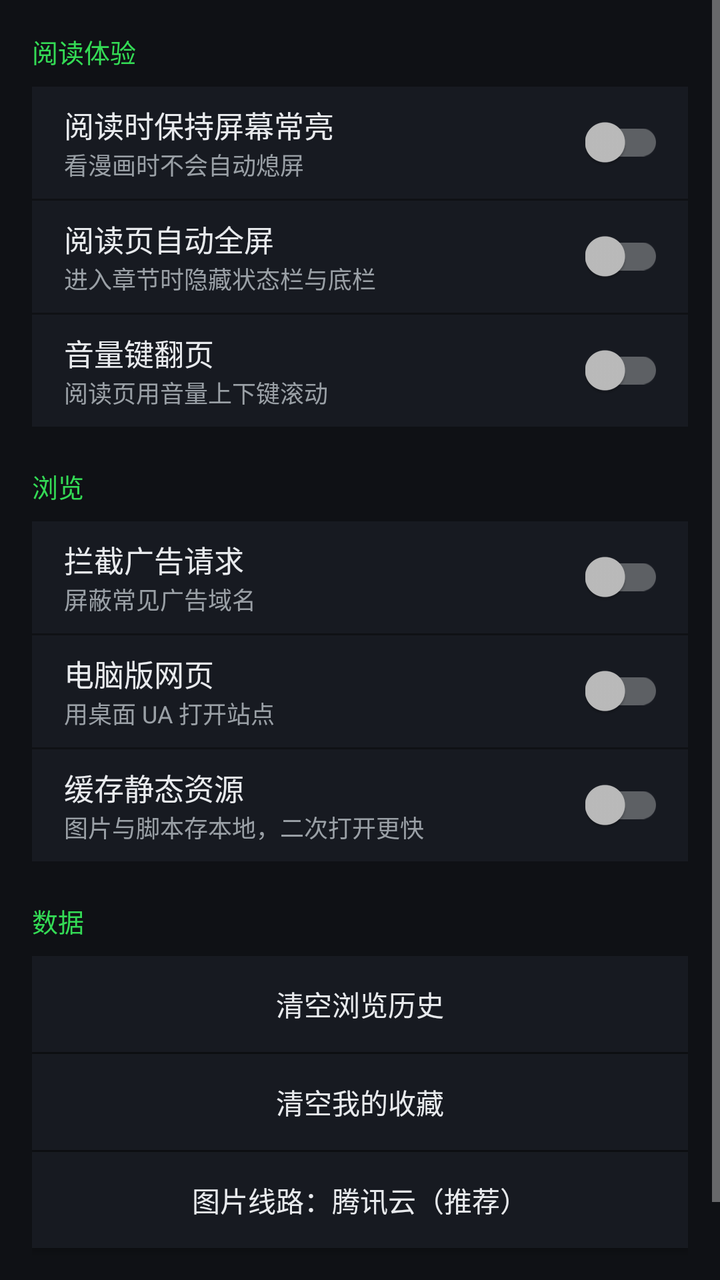
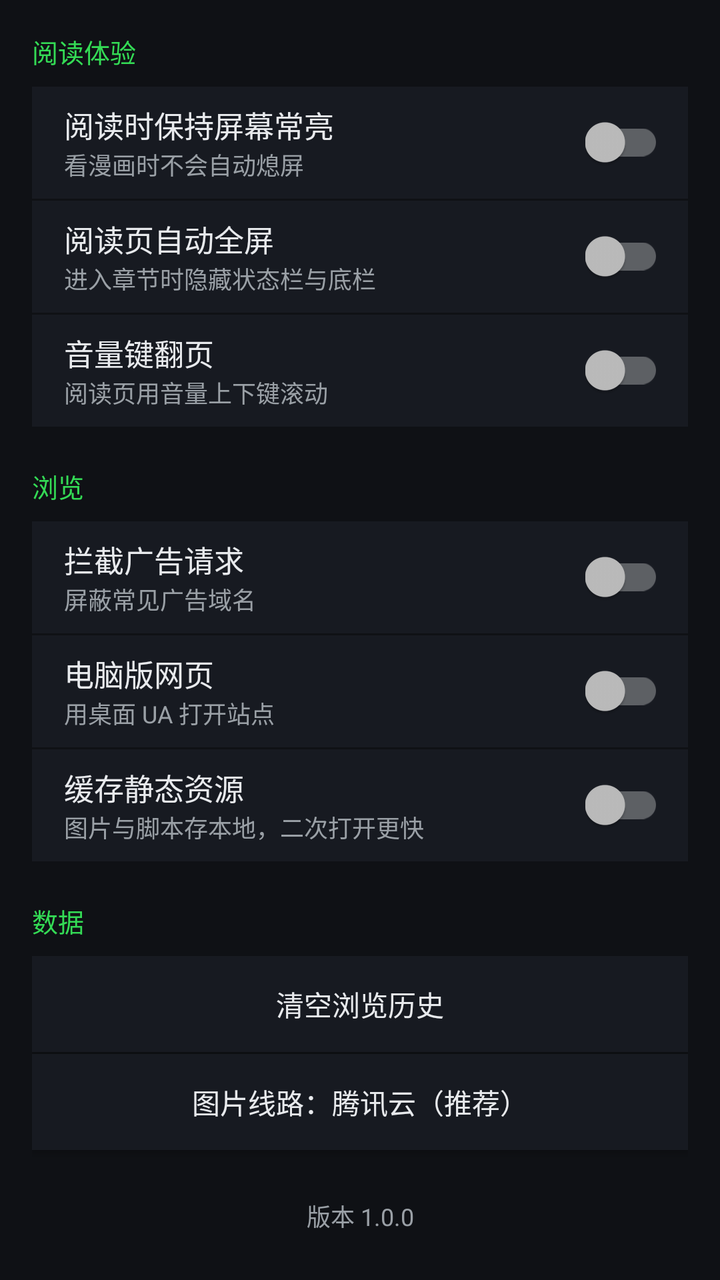

Screens rendered from an Android XML layout before and after an edit, with the pre-edit source and the edit as a unified diff.
<!-- AndroidManifest.xml: application theme AppTheme -->
<!-- res/layout/activity_settings.xml -->
<?xml version="1.0" encoding="utf-8"?>
<ScrollView xmlns:android="http://schemas.android.com/apk/res/android"
    android:layout_width="match_parent"
    android:layout_height="match_parent"
    android:background="@color/bg">

    <LinearLayout
        android:layout_width="match_parent"
        android:layout_height="wrap_content"
        android:orientation="vertical"
        android:padding="16dp">

        <TextView
            android:layout_width="match_parent"
            android:layout_height="wrap_content"
            android:paddingBottom="8dp"
            android:text="阅读体验"
            android:textColor="@color/accent"
            android:textSize="13sp" />

        <LinearLayout
            android:layout_width="match_parent"
            android:layout_height="56dp"
            android:background="@color/surface"
            android:gravity="center_vertical"
            android:orientation="horizontal"
            android:paddingStart="16dp"
            android:paddingEnd="12dp">

            <LinearLayout
                android:layout_width="0dp"
                android:layout_height="wrap_content"
                android:layout_weight="1"
                android:orientation="vertical">

                <TextView
                    android:layout_width="wrap_content"
                    android:layout_height="wrap_content"
                    android:text="阅读时保持屏幕常亮"
                    android:textColor="@color/text"
                    android:textSize="15sp" />

                <TextView
                    android:layout_width="wrap_content"
                    android:layout_height="wrap_content"
                    android:text="看漫画时不会自动熄屏"
                    android:textColor="@color/text2"
                    android:textSize="12sp" />

            </LinearLayout>

            <androidx.appcompat.widget.SwitchCompat
                android:id="@+id/swKeep"
                android:layout_width="wrap_content"
                android:layout_height="wrap_content" />

        </LinearLayout>

        <LinearLayout
            android:layout_width="match_parent"
            android:layout_height="56dp"
            android:layout_marginTop="1dp"
            android:background="@color/surface"
            android:gravity="center_vertical"
            android:orientation="horizontal"
            android:paddingStart="16dp"
            android:paddingEnd="12dp">

            <LinearLayout
                android:layout_width="0dp"
                android:layout_height="wrap_content"
                android:layout_weight="1"
                android:orientation="vertical">

                <TextView
                    android:layout_width="wrap_content"
                    android:layout_height="wrap_content"
                    android:text="阅读页自动全屏"
                    android:textColor="@color/text"
                    android:textSize="15sp" />

                <TextView
                    android:layout_width="wrap_content"
                    android:layout_height="wrap_content"
                    android:text="进入章节时隐藏状态栏与底栏"
                    android:textColor="@color/text2"
                    android:textSize="12sp" />

            </LinearLayout>

            <androidx.appcompat.widget.SwitchCompat
                android:id="@+id/swImm"
                android:layout_width="wrap_content"
                android:layout_height="wrap_content" />

        </LinearLayout>

        <LinearLayout
            android:layout_width="match_parent"
            android:layout_height="56dp"
            android:layout_marginTop="1dp"
            android:background="@color/surface"
            android:gravity="center_vertical"
            android:orientation="horizontal"
            android:paddingStart="16dp"
            android:paddingEnd="12dp">

            <LinearLayout
                android:layout_width="0dp"
                android:layout_height="wrap_content"
                android:layout_weight="1"
                android:orientation="vertical">

                <TextView
                    android:layout_width="wrap_content"
                    android:layout_height="wrap_content"
                    android:text="音量键翻页"
                    android:textColor="@color/text"
                    android:textSize="15sp" />

                <TextView
                    android:layout_width="wrap_content"
                    android:layout_height="wrap_content"
                    android:text="阅读页用音量上下键滚动"
                    android:textColor="@color/text2"
                    android:textSize="12sp" />

            </LinearLayout>

            <androidx.appcompat.widget.SwitchCompat
                android:id="@+id/swVol"
                android:layout_width="wrap_content"
                android:layout_height="wrap_content" />

        </LinearLayout>

        <TextView
            android:layout_width="match_parent"
            android:layout_height="wrap_content"
            android:paddingBottom="8dp"
            android:paddingTop="20dp"
            android:text="浏览"
            android:textColor="@color/accent"
            android:textSize="13sp" />

        <LinearLayout
            android:layout_width="match_parent"
            android:layout_height="56dp"
            android:background="@color/surface"
            android:gravity="center_vertical"
            android:orientation="horizontal"
            android:paddingStart="16dp"
            android:paddingEnd="12dp">

            <LinearLayout
                android:layout_width="0dp"
                android:layout_height="wrap_content"
                android:layout_weight="1"
                android:orientation="vertical">

                <TextView
                    android:layout_width="wrap_content"
                    android:layout_height="wrap_content"
                    android:text="拦截广告请求"
                    android:textColor="@color/text"
                    android:textSize="15sp" />

                <TextView
                    android:layout_width="wrap_content"
                    android:layout_height="wrap_content"
                    android:text="屏蔽常见广告域名"
                    android:textColor="@color/text2"
                    android:textSize="12sp" />

            </LinearLayout>

            <androidx.appcompat.widget.SwitchCompat
                android:id="@+id/swAd"
                android:layout_width="wrap_content"
                android:layout_height="wrap_content" />

        </LinearLayout>

        <LinearLayout
            android:layout_width="match_parent"
            android:layout_height="56dp"
            android:layout_marginTop="1dp"
            android:background="@color/surface"
            android:gravity="center_vertical"
            android:orientation="horizontal"
            android:paddingStart="16dp"
            android:paddingEnd="12dp">

            <LinearLayout
                android:layout_width="0dp"
                android:layout_height="wrap_content"
                android:layout_weight="1"
                android:orientation="vertical">

                <TextView
                    android:layout_width="wrap_content"
                    android:layout_height="wrap_content"
                    android:text="电脑版网页"
                    android:textColor="@color/text"
                    android:textSize="15sp" />

                <TextView
                    android:layout_width="wrap_content"
                    android:layout_height="wrap_content"
                    android:text="用桌面 UA 打开站点"
                    android:textColor="@color/text2"
                    android:textSize="12sp" />

            </LinearLayout>

            <androidx.appcompat.widget.SwitchCompat
                android:id="@+id/swDesk"
                android:layout_width="wrap_content"
                android:layout_height="wrap_content" />

        </LinearLayout>

        <LinearLayout
            android:layout_width="match_parent"
            android:layout_height="56dp"
            android:layout_marginTop="1dp"
            android:background="@color/surface"
            android:gravity="center_vertical"
            android:orientation="horizontal"
            android:paddingStart="16dp"
            android:paddingEnd="12dp">

            <LinearLayout
                android:layout_width="0dp"
                android:layout_height="wrap_content"
                android:layout_weight="1"
                android:orientation="vertical">

                <TextView
                    android:layout_width="wrap_content"
                    android:layout_height="wrap_content"
                    android:text="缓存静态资源"
                    android:textColor="@color/text"
                    android:textSize="15sp" />

                <TextView
                    android:layout_width="wrap_content"
                    android:layout_height="wrap_content"
                    android:text="图片与脚本存本地，二次打开更快"
                    android:textColor="@color/text2"
                    android:textSize="12sp" />

            </LinearLayout>

            <androidx.appcompat.widget.SwitchCompat
                android:id="@+id/swCache"
                android:layout_width="wrap_content"
                android:layout_height="wrap_content" />

        </LinearLayout>

        <TextView
            android:layout_width="match_parent"
            android:layout_height="wrap_content"
            android:paddingBottom="8dp"
            android:paddingTop="20dp"
            android:text="数据"
            android:textColor="@color/accent"
            android:textSize="13sp" />

        <Button
            android:id="@+id/btnClearHistory"
            android:layout_width="match_parent"
            android:layout_height="48dp"
            android:background="@color/surface"
            android:text="清空浏览历史"
            android:textColor="@color/text"
            android:textSize="14sp" />

        <Button
            android:id="@+id/btnClearFav"
            android:layout_width="match_parent"
            android:layout_height="48dp"
            android:layout_marginTop="1dp"
            android:background="@color/surface"
            android:text="清空我的收藏"
            android:textColor="@color/text"
            android:textSize="14sp" />

        <Button
            android:id="@+id/btnLine"
            android:layout_width="match_parent"
            android:layout_height="48dp"
            android:layout_marginTop="1dp"
            android:background="@color/surface"
            android:text="图片线路：腾讯云（推荐）"
            android:textColor="@color/text"
            android:textSize="14sp" />

        <TextView
            android:id="@+id/tvCrash"
            android:layout_width="match_parent"
            android:layout_height="wrap_content"
            android:layout_marginTop="16dp"
            android:textColor="@color/danger"
            android:textSize="13sp"
            android:visibility="gone" />

        <TextView
            android:id="@+id/tvVersion"
            android:layout_width="match_parent"
            android:layout_height="wrap_content"
            android:layout_marginTop="24dp"
            android:gravity="center"
            android:text="版本 1.0.0"
            android:textColor="@color/text2"
            android:textSize="12sp" />

    </LinearLayout>

</ScrollView>
<!-- resources referenced by this layout -->
<resources>
  <color name="accent">#FF34DB55</color>
  <color name="bg">#FF0F1115</color>
  <color name="danger">#FFE5484D</color>
  <color name="surface">#FF171A21</color>
  <color name="text">#FFE8EAED</color>
  <color name="text2">#FF9AA0A6</color>
  <style name="AppTheme" parent="Theme.AppCompat.NoActionBar">
          <item name="colorPrimary">@color/accent</item>
          <item name="colorPrimaryDark">@color/bg</item>
          <item name="colorAccent">@color/accent</item>
          <item name="android:windowBackground">@color/bg</item>
          <item name="android:statusBarColor">@android:color/transparent</item>
          <item name="android:navigationBarColor">@android:color/transparent</item>
          <item name="android:windowDrawsSystemBarBackgrounds">true</item>
          <item name="android:windowFullscreen">true</item>
          <item name="android:windowTranslucentStatus">false</item>
          <item name="android:windowTranslucentNavigation">false</item>
          <item name="android:windowContentOverlay">@null</item>
      </style>
</resources>

<!-- the commit's change to res/layout/activity_settings.xml (unified diff, before → after) -->
@@ -278,16 +278,6 @@
             android:textSize="14sp" />
 
         <Button
-            android:id="@+id/btnClearFav"
-            android:layout_width="match_parent"
-            android:layout_height="48dp"
-            android:layout_marginTop="1dp"
-            android:background="@color/surface"
-            android:text="清空我的收藏"
-            android:textColor="@color/text"
-            android:textSize="14sp" />
-
-        <Button
             android:id="@+id/btnLine"
             android:layout_width="match_parent"
             android:layout_height="48dp"
